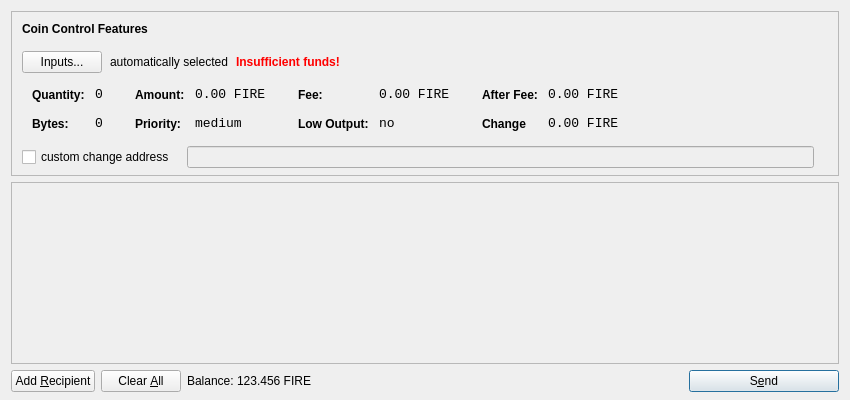
Old version of the form src/qt/forms/sendcoinsdialog.ui in the repository juhcoin/Juhcoin.
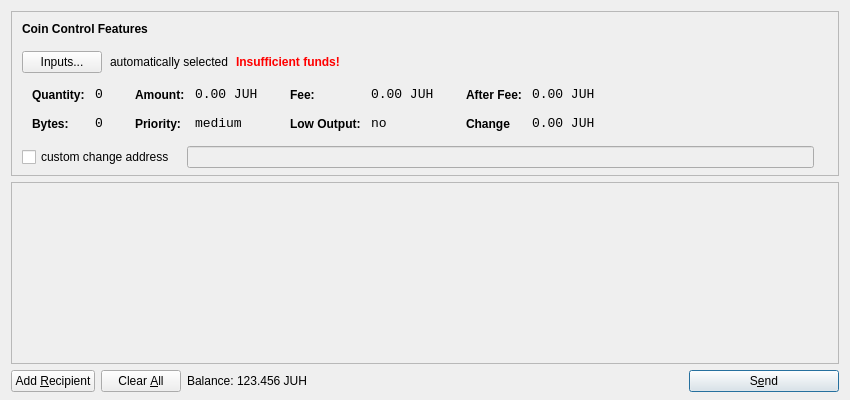
New version of the form. Icons and pictures are not drawn.

Patch:
```diff
--- a/src/qt/forms/sendcoinsdialog.ui
+++ b/src/qt/forms/sendcoinsdialog.ui
@@ -321,7 +321,7 @@
                   <enum>Qt::ActionsContextMenu</enum>
                  </property>
                  <property name="text">
-                  <string>0.00 FIRE</string>
+                  <string>0.00 JUH</string>
                  </property>
                  <property name="textInteractionFlags">
                   <set>Qt::LinksAccessibleByMouse|Qt::TextSelectableByKeyboard|Qt::TextSelectableByMouse</set>
@@ -407,7 +407,7 @@
                   <enum>Qt::ActionsContextMenu</enum>
                  </property>
                  <property name="text">
-                  <string>0.00 FIRE</string>
+                  <string>0.00 JUH</string>
                  </property>
                  <property name="textInteractionFlags">
                   <set>Qt::LinksAccessibleByMouse|Qt::TextSelectableByKeyboard|Qt::TextSelectableByMouse</set>
@@ -493,7 +493,7 @@
                   <enum>Qt::ActionsContextMenu</enum>
                  </property>
                  <property name="text">
-                  <string>0.00 FIRE</string>
+                  <string>0.00 JUH</string>
                  </property>
                  <property name="textInteractionFlags">
                   <set>Qt::LinksAccessibleByMouse|Qt::TextSelectableByKeyboard|Qt::TextSelectableByMouse</set>
@@ -525,7 +525,7 @@
                   <enum>Qt::ActionsContextMenu</enum>
                  </property>
                  <property name="text">
-                  <string>0.00 FIRE</string>
+                  <string>0.00 JUH</string>
                  </property>
                  <property name="textInteractionFlags">
                   <set>Qt::LinksAccessibleByMouse|Qt::TextSelectableByKeyboard|Qt::TextSelectableByMouse</set>
@@ -732,7 +732,7 @@
           <cursorShape>IBeamCursor</cursorShape>
          </property>
          <property name="text">
-          <string>123.456 FIRE</string>
+          <string>123.456 JUH</string>
          </property>
          <property name="textInteractionFlags">
           <set>Qt::LinksAccessibleByMouse|Qt::TextSelectableByKeyboard|Qt::TextSelectableByMouse</set>
```
